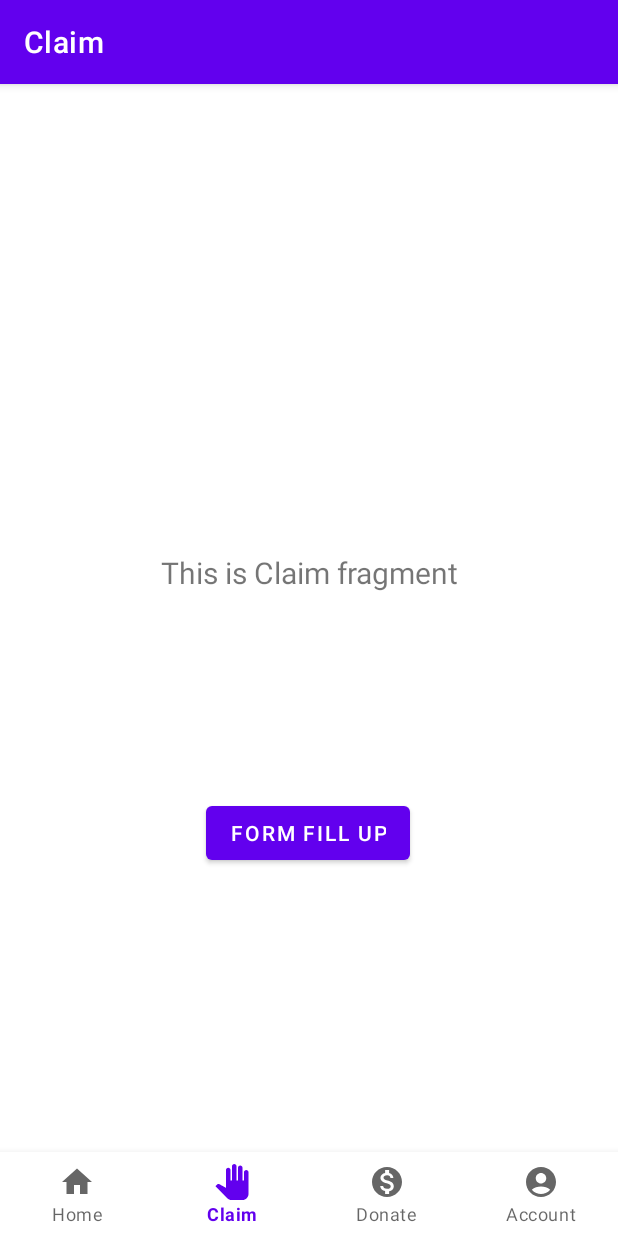
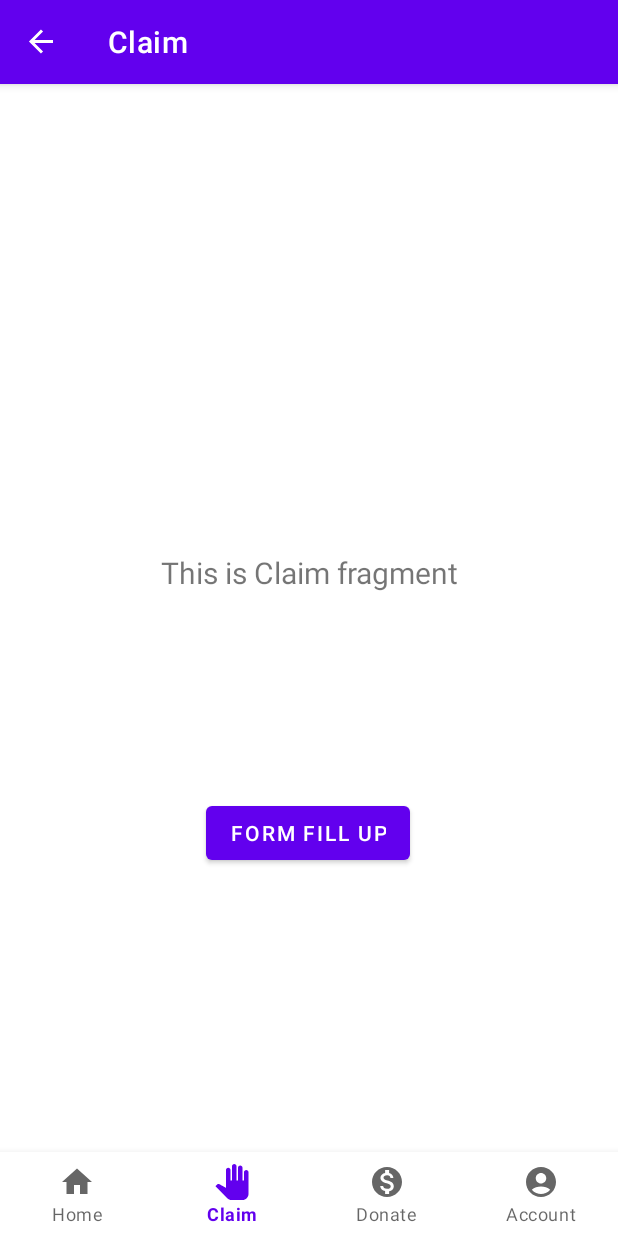
Before and after one commit to AbdullahArean/ClimateRelief, an Android app: the screen it shows after launch (MainActivity), item 2 of the bottom bar chosen, on a phone screen of 412 x 824 dp. Run offline under Robolectric (Android 15) with nearby library versions, the light colour scheme and no system bars; our stand-ins replace navigation-ui.

Commit message:
Back Arrow Successfully accomplished

```diff
--- a/app/src/main/java/com/arean/ClimateRelief/MainActivity.java
+++ b/app/src/main/java/com/arean/ClimateRelief/MainActivity.java
@@ -4,6 +4,7 @@ import android.content.Intent;
 import android.os.Bundle;
 import android.view.View;
 import android.widget.Button;
+import androidx.fragment.app.Fragment;
 
 import com.google.android.material.bottomnavigation.BottomNavigationView;
 
@@ -12,7 +13,7 @@ import androidx.navigation.NavController;
 import androidx.navigation.Navigation;
 import androidx.navigation.ui.AppBarConfiguration;
 import androidx.navigation.ui.NavigationUI;
-
+import com.arean.ClimateRelief.ui.donate.DonateFragment;
 import com.arean.ClimateRelief.databinding.ActivityMainBinding;
 import com.google.android.material.navigation.NavigationView;
 
@@ -21,6 +22,8 @@ public class MainActivity extends AppCompatActivity {
 
 
     private ActivityMainBinding binding;
+
+    AppBarConfiguration appBarConfiguration;//Made it global
 
 
     @Override
@@ -35,21 +38,21 @@ public class MainActivity extends AppCompatActivity {
 
         // Passing each menu ID as a set of Ids because each
         // menu should be considered as top level destinations.
-        AppBarConfiguration appBarConfiguration = new AppBarConfiguration.Builder(
-                R.id.navigation_home, R.id.navigation_claim, R.id.navigation_account)
+        appBarConfiguration = new AppBarConfiguration.Builder(
+                R.id.navigation_home)
                 .build();
         NavController navController = Navigation.findNavController(this, R.id.nav_host_fragment_activity_main);
         NavigationUI.setupActionBarWithNavController(this, navController, appBarConfiguration);
         NavigationUI.setupWithNavController(binding.navView, navController);
 
 
+    }
+
+    @Override
+    public boolean onSupportNavigateUp() {
+        NavController navController = Navigation.findNavController(this, R.id.nav_host_fragment_activity_main);
+        return NavigationUI.navigateUp(navController, appBarConfiguration) || super.onSupportNavigateUp();
+    }
 
 
-
-
-
-
-
-    }
-
 }
```
